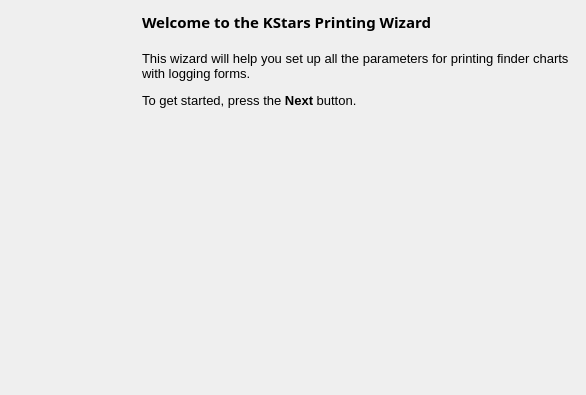
The window that kstars/printing/pwizwelcome.ui (KDE/kstars) describes before a commit, drawn with Qt 5.
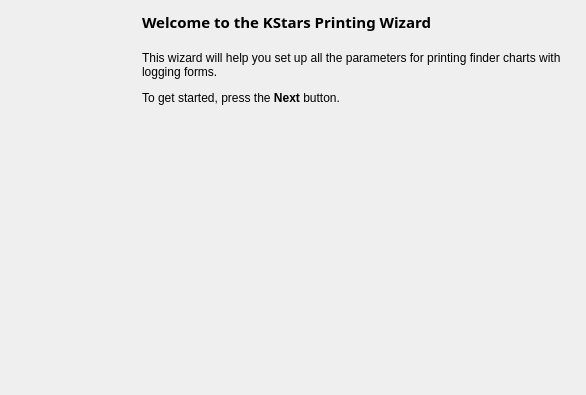
The same window after the commit.

What changed in the file:
```diff
--- a/kstars/printing/pwizwelcome.ui
+++ b/kstars/printing/pwizwelcome.ui
@@ -103,12 +103,8 @@
      <item>
       <widget class="QLabel" name="stepText">
        <property name="text">
-        <string>&lt;!DOCTYPE HTML PUBLIC &quot;-//W3C//DTD HTML 4.0//EN&quot; &quot;http://www.w3.org/TR/REC-html40/strict.dtd&quot;&gt;
-&lt;html&gt;&lt;head&gt;&lt;meta name=&quot;qrichtext&quot; content=&quot;1&quot; /&gt;&lt;style type=&quot;text/css&quot;&gt;
-p, li { white-space: pre-wrap; }
-&lt;/style&gt;&lt;/head&gt;&lt;body style=&quot; font-family:'Sans'; font-size:10pt; font-weight:400; font-style:normal;&quot;&gt;
-&lt;p style=&quot; margin-top:0px; margin-bottom:0px; margin-left:0px; margin-right:0px; -qt-block-indent:0; text-indent:0px;&quot;&gt;This wizard will help you set up all the parameters for printing finder charts with logging forms.&lt;/p&gt;
-&lt;p style=&quot; margin-top:12px; margin-bottom:12px; margin-left:0px; margin-right:0px; -qt-block-indent:0; text-indent:0px;&quot;&gt;To get started, press the &lt;span style=&quot; font-weight:600;&quot;&gt;Next&lt;/span&gt; button.&lt;/p&gt;&lt;/body&gt;&lt;/html&gt;</string>
+        <string>&lt;p&gt;This wizard will help you set up all the parameters for printing finder charts with logging forms.&lt;/p&gt;
+&lt;p&gt;To get started, press the &lt;b&gt;Next&lt;/b&gt; button.&lt;/p&gt;</string>
        </property>
        <property name="wordWrap">
         <bool>true</bool>
```
